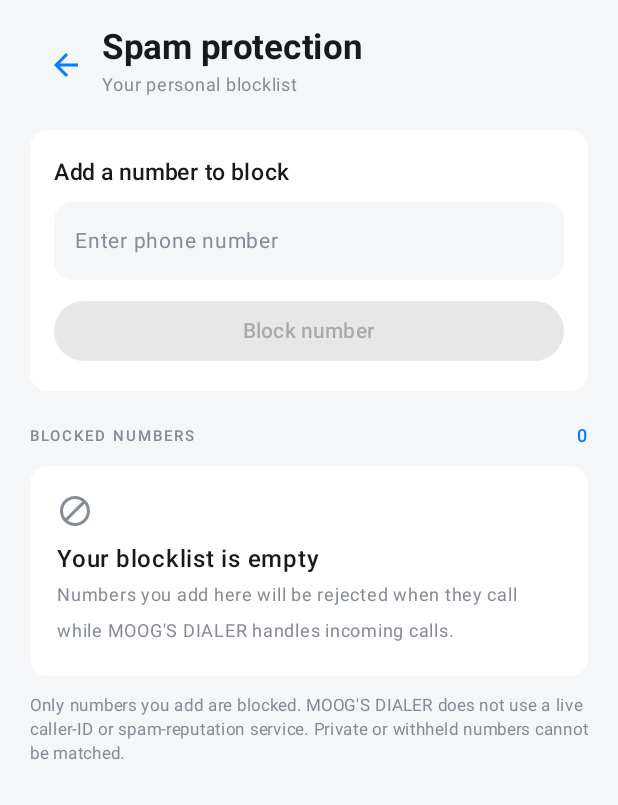
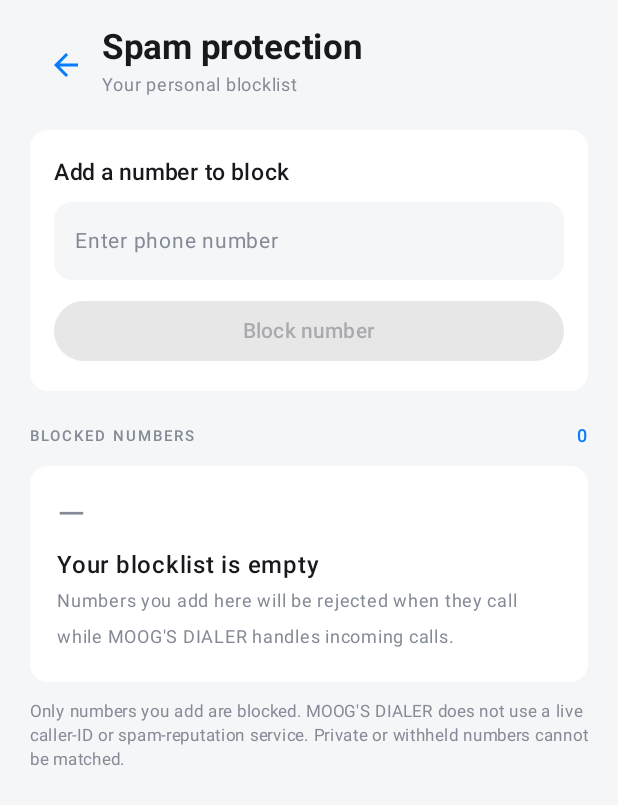
Before and after one commit to addulasaikiran-ops/moog-s-dialer, an Android app built with Jetpack Compose: the SpamProtectionActivity screen opened directly, with no data from a screen before it, on a phone screen of 412 x 824 dp. Shown: the top 805 px of the screen. Run offline under Robolectric (Android 15) with nearby library versions, the phone set to English and light mode, and no system bars.

Commit message:
Keep spam protection screen on core Material icons

```diff
--- a/app/src/main/java/com/moog/dialer/SpamProtectionActivity.kt
+++ b/app/src/main/java/com/moog/dialer/SpamProtectionActivity.kt
@@ -19,7 +19,6 @@ import androidx.compose.foundation.shape.RoundedCornerShape
 import androidx.compose.foundation.text.BasicTextField
 import androidx.compose.material.icons.Icons
 import androidx.compose.material.icons.filled.ArrowBack
-import androidx.compose.material.icons.filled.Block
 import androidx.compose.material3.Button
 import androidx.compose.material3.Card
 import androidx.compose.material3.CardDefaults
@@ -103,7 +102,7 @@ class SpamProtectionActivity : ComponentActivity() {
                         if (blocked.isEmpty()) {
                             Card(colors = CardDefaults.cardColors(containerColor = Color.White)) {
                                 Column(Modifier.fillMaxWidth().padding(18.dp)) {
-                                    Icon(Icons.Default.Block, contentDescription = null, tint = SpamMuted)
+                                    Text("—", color = SpamMuted, fontSize = 24.sp)
                                     Spacer(Modifier.height(8.dp))
                                     Text("Your blocklist is empty", color = SpamInk, fontWeight = FontWeight.SemiBold)
                                     Text("Numbers you add here will be rejected when they call while MOOG'S DIALER handles incoming calls.", color = SpamMuted, fontSize = 12.sp)
```
